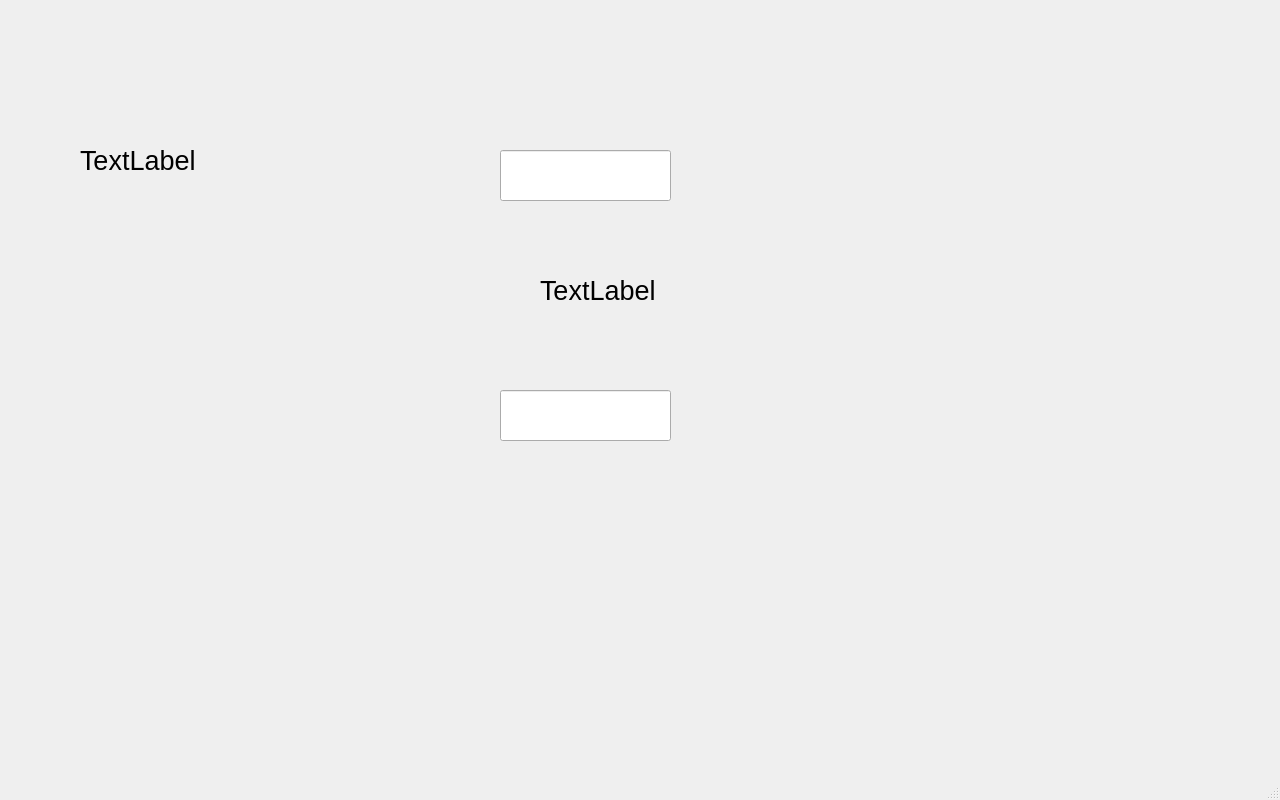
This is mainwindow.ui in st9540808/qt-numpad as Qt 5 draws it before an edit. The edited form follows.
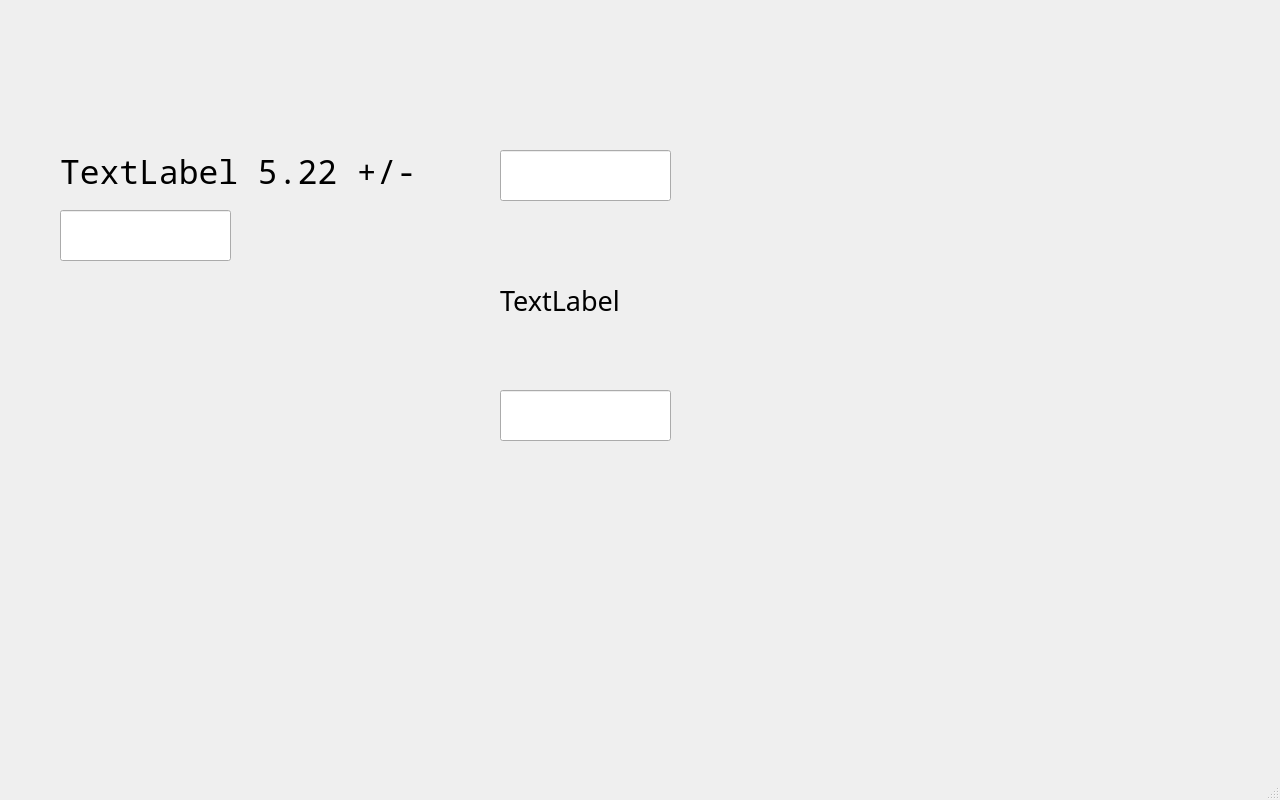
This is the edited form. Custom widgets are drawn as their Qt base class.

Diff of the .ui file:
```diff
--- a/mainwindow.ui
+++ b/mainwindow.ui
@@ -17,14 +17,15 @@
    <widget class="QLabel" name="label">
     <property name="geometry">
      <rect>
-      <x>540</x>
-      <y>270</y>
-      <width>131</width>
-      <height>41</height>
+      <x>500</x>
+      <y>260</y>
+      <width>241</width>
+      <height>81</height>
      </rect>
     </property>
     <property name="font">
      <font>
+      <family>Ubuntu Mono</family>
       <pointsize>20</pointsize>
      </font>
     </property>
@@ -71,19 +72,41 @@
    <widget class="QLabel" name="label_2">
     <property name="geometry">
      <rect>
-      <x>80</x>
+      <x>60</x>
       <y>140</y>
-      <width>131</width>
-      <height>41</height>
+      <width>371</width>
+      <height>61</height>
      </rect>
     </property>
     <property name="font">
      <font>
-      <pointsize>20</pointsize>
+      <family>Noto Sans Mono</family>
+      <pointsize>25</pointsize>
      </font>
     </property>
     <property name="text">
-     <string>TextLabel</string>
+     <string>TextLabel 5.22 +/-</string>
+    </property>
+   </widget>
+   <widget class="MyLineEdit" name="lineEdit_3">
+    <property name="geometry">
+     <rect>
+      <x>60</x>
+      <y>210</y>
+      <width>171</width>
+      <height>51</height>
+     </rect>
+    </property>
+    <property name="font">
+     <font>
+      <pointsize>20</pointsize>
+     </font>
+    </property>
+    <property name="focusPolicy">
+     <enum>Qt::ClickFocus</enum>
+    </property>
+    <property name="dragEnabled">
+     <bool>false</bool>
     </property>
    </widget>
   </widget>
```
Left out of the diff: 5 changed lines with no effect on the pictures.
